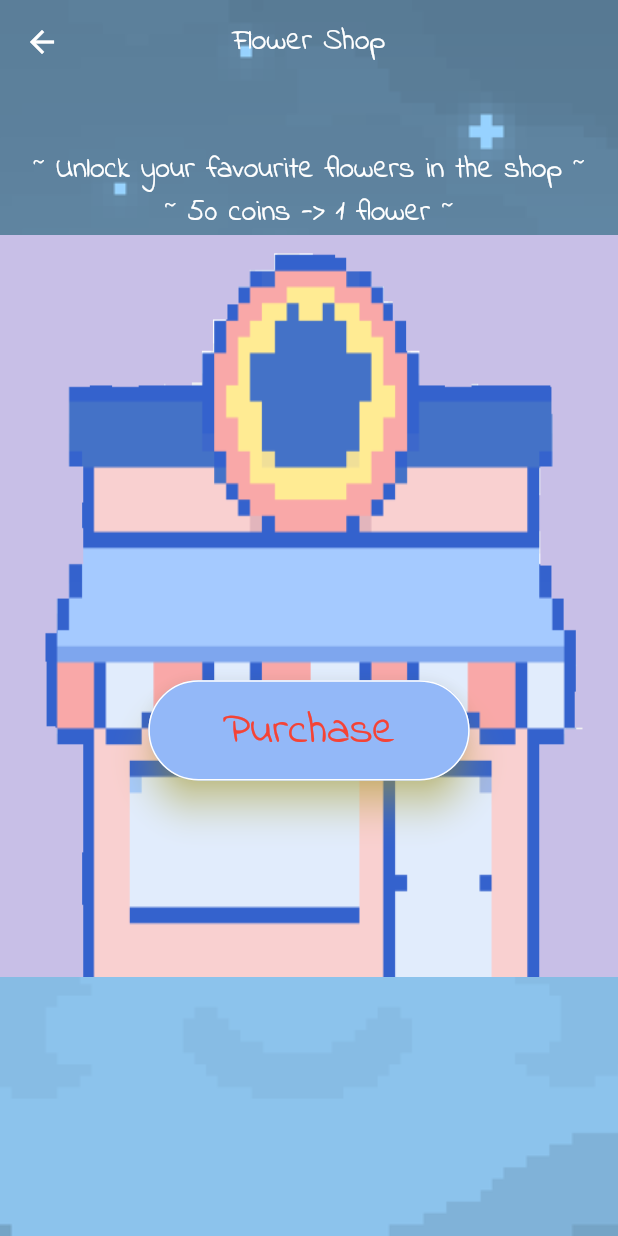
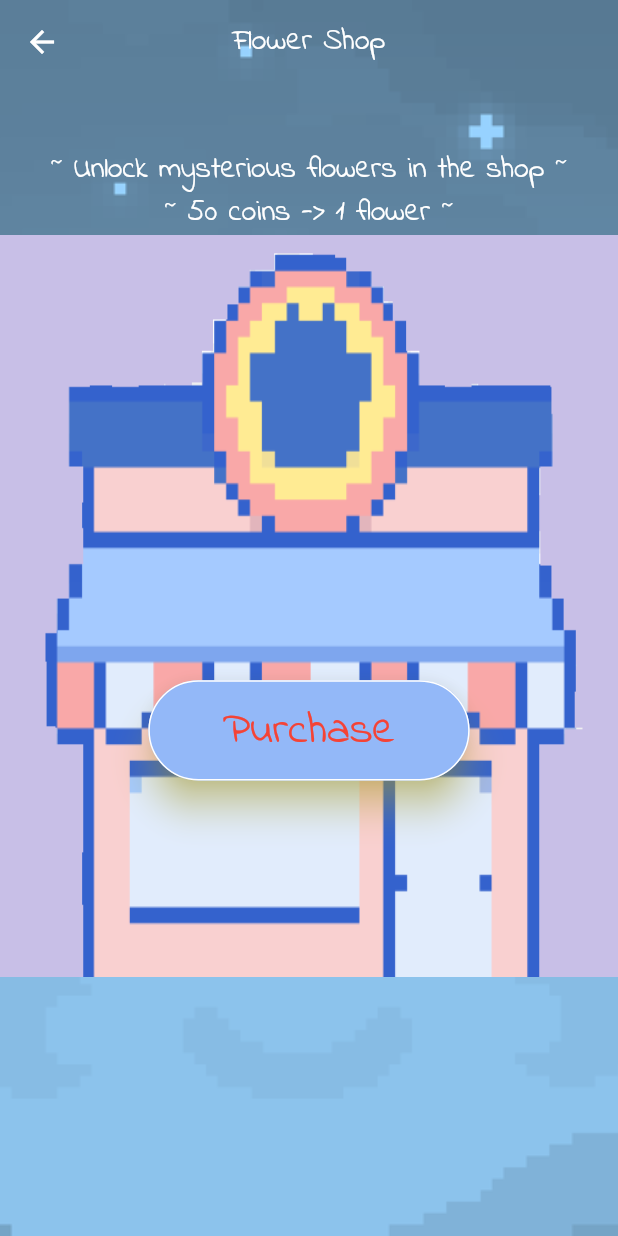
Before and after one commit to yuuutong/Orbital-Project, a Flutter app: the Shop screen opened directly, on a phone screen of 412 x 824 dp. Run offline on Flutter 3.47's test engine with Material 2 defaults, Android fonts, the phone set to English and light mode, and no system bars; drawn by our look-alikes of shimmer; our stand-ins replace cloud_firestore, firebase_auth, firebase_core; missing offline and left inert: flutter_alarm_clock, loading_gifs, time_chart; accounts and stored records are empty.

Commit message:
Update body.dart

```diff
--- a/sleeplah/lib/shop/body.dart
+++ b/sleeplah/lib/shop/body.dart
@@ -12,7 +12,7 @@ class Body extends StatelessWidget {
       children: <Widget>[
         Container(height: defaultSize * 10),
         Text(
-          "~ Unlock your favourite flowers in the shop ~",
+          "~ Unlock mysterious flowers in the shop ~",
           style: TextStyle(color: Colors.white, fontSize: defaultSize * 2),
         ),
         Text(
```
